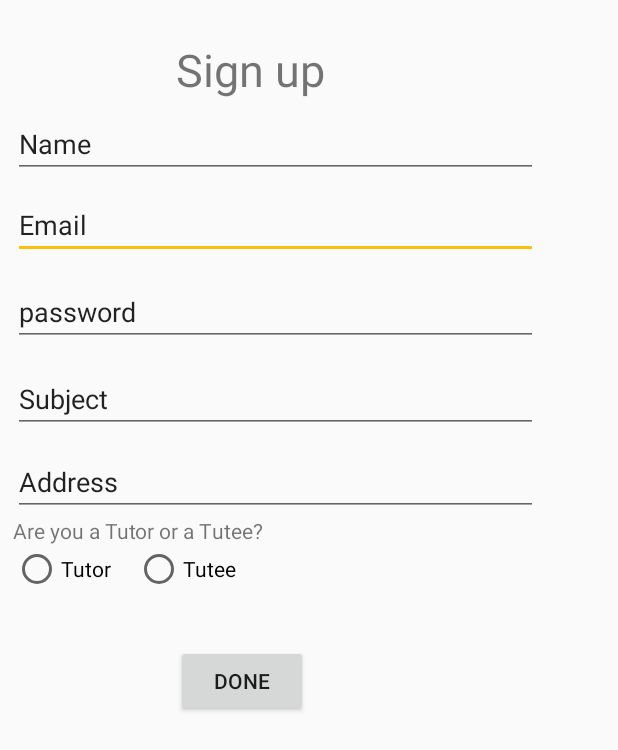
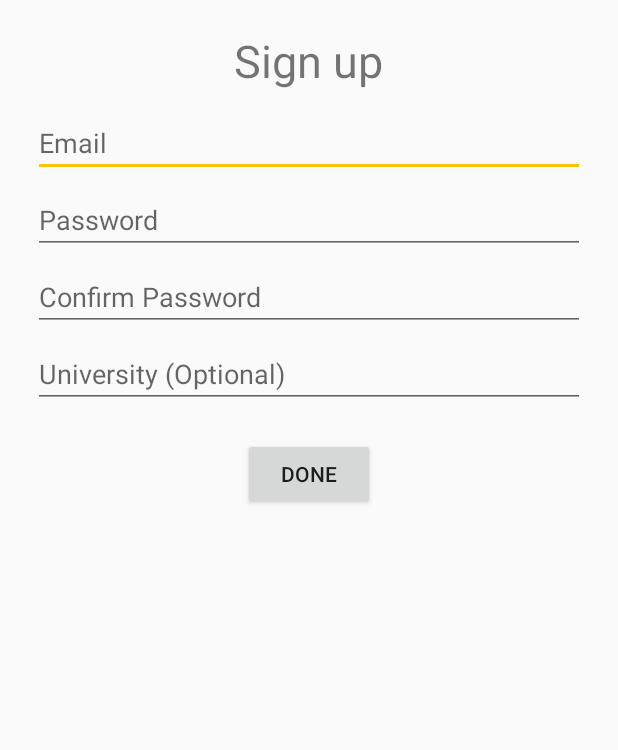
Before and after one commit to aenahr/uTutor, an Android app: the layout activity_sign_up.xml on its own in the app's theme, with its tools: preview values and no code run, on a phone screen of 412 x 824 dp. Shown: the top 750 px of the screen. Run offline under Robolectric (Android 15) with nearby library versions, the phone set to English and light mode, and no system bars.

Commit message:
Updated Sign_up and Login layouts to be more organized
Mostly ordered the layouts rather than just set margins

```diff
--- a/app/src/main/res/layout/activity_login.xml
+++ b/app/src/main/res/layout/activity_login.xml
@@ -14,26 +14,24 @@
         android:layout_height="wrap_content">
 
         <Button
-            android:id="@+id/button"
-            android:layout_width="wrap_content"
-            android:layout_height="wrap_content"
-            android:layout_alignBaseline="@+id/email_sign_in_button"
-            android:layout_alignBottom="@+id/email_sign_in_button"
-            android:layout_alignParentEnd="true"
-            android:layout_alignParentRight="true"
-            android:layout_marginEnd="17dp"
-            android:layout_marginRight="17dp"
-            android:background="@color/colorAccent"
-            android:text="@string/action_sign_up" />
-
-        <Button
-            android:id="@+id/email_sign_in_button"
+            android:id="@+id/bSignUpButton"
             android:layout_width="wrap_content"
             android:layout_height="wrap_content"
             android:layout_alignParentBottom="true"
-            android:layout_alignParentLeft="true"
             android:layout_alignParentStart="true"
-            android:background="@color/colorAccent"
+            android:layout_marginEnd="17dp"
+            android:layout_marginRight="17dp"
+            android:background="@color/colorLightPrimary"
+            android:text="@string/action_sign_up"
+            android:textStyle="bold"/>
+
+        <Button
+            android:id="@+id/bSignInButton"
+            android:layout_width="wrap_content"
+            android:layout_height="wrap_content"
+            android:layout_alignParentBottom="true"
+            android:layout_alignParentEnd="true"
+            android:background="@color/colorLightPrimary"
             android:text="@string/action_sign_in"
             android:textStyle="bold" />
 
@@ -41,10 +39,10 @@
             android:id="@+id/email"
             android:layout_width="match_parent"
             android:layout_height="wrap_content"
-            android:layout_alignParentLeft="true"
             android:layout_alignParentStart="true"
-            android:layout_centerVertical="true"
-            android:background="@color/colorAccent"
+            android:layout_below="@+id/logo"
+            android:layout_marginTop="41dp"
+            android:background="@color/colorLightPrimary"
             android:ems="10"
             android:inputType="textEmailAddress"
             android:singleLine="true"
@@ -54,11 +52,10 @@
             android:id="@+id/password"
             android:layout_width="match_parent"
             android:layout_height="wrap_content"
-            android:layout_above="@+id/button"
-            android:layout_alignParentLeft="true"
             android:layout_alignParentStart="true"
-            android:layout_marginBottom="91dp"
-            android:background="@color/colorAccent"
+            android:layout_below="@+id/email"
+            android:layout_marginTop="56dp"
+            android:background="@color/colorLightPrimary"
             android:ems="10"
             android:inputType="textPassword"
             android:text="@string/prompt_password" />
@@ -69,7 +66,8 @@
             android:layout_height="wrap_content"
             android:layout_alignParentTop="true"
             android:layout_centerHorizontal="true"
-            android:text="Login Page"
+            android:text="Login"
+            android:background="@color/colorLightPrimary"
             android:textSize="30sp"
             android:visibility="visible" />
 
@@ -87,10 +85,10 @@
             android:id="@+id/rememberme"
             android:layout_width="wrap_content"
             android:layout_height="wrap_content"
-            android:layout_above="@+id/email_sign_in_button"
-            android:layout_alignParentLeft="true"
-            android:layout_alignParentStart="true"
-            android:layout_marginBottom="32dp"
+            android:layout_alignParentEnd="true"
+            android:layout_below="@+id/password"
+            android:layout_marginTop="50dp"
+            android:background="@color/colorLightPrimary"
             android:text="@string/rememberme"
             android:textSize="12sp" />
 
@@ -98,9 +96,10 @@
             android:id="@+id/forgotpassword"
             android:layout_width="wrap_content"
             android:layout_height="wrap_content"
-            android:layout_alignEnd="@+id/button"
-            android:layout_alignRight="@+id/button"
-            android:layout_alignTop="@+id/rememberme"
+            android:layout_alignBaseline="@+id/rememberme"
+            android:layout_alignBottom="@+id/rememberme"
+            android:layout_alignParentStart="true"
+            android:background="@color/colorLightPrimary"
             android:text="Forgot your Password?" />
 
     </RelativeLayout>
--- a/app/src/main/res/layout/activity_sign_up.xml
+++ b/app/src/main/res/layout/activity_sign_up.xml
@@ -1,129 +1,86 @@
 <?xml version="1.0" encoding="utf-8"?>
-<android.support.constraint.ConstraintLayout xmlns:android="http://schemas.android.com/apk/res/android"
+<ScrollView
+
+    xmlns:android="http://schemas.android.com/apk/res/android"
     xmlns:app="http://schemas.android.com/apk/res-auto"
     xmlns:tools="http://schemas.android.com/tools"
     android:layout_width="match_parent"
     android:layout_height="match_parent">
+
+
     <RelativeLayout
-        android:layout_width="368dp"
-        android:layout_height="495dp"
+        android:layout_width="match_parent"
+        android:layout_height="wrap_content"
         tools:layout_editor_absoluteX="8dp"
-        tools:layout_editor_absoluteY="8dp">
+        tools:layout_editor_absoluteY="8dp"
+        android:layout_marginTop="20dp">
 
         <TextView
-            android:id="@+id/textView"
+            android:id="@+id/tvSignUp"
             android:layout_width="wrap_content"
             android:layout_height="wrap_content"
-            android:layout_alignParentLeft="true"
-            android:layout_alignParentStart="true"
-            android:layout_alignParentTop="true"
-            android:layout_marginLeft="117dp"
-            android:layout_marginStart="117dp"
-            android:layout_marginTop="26dp"
+            android:layout_centerHorizontal="true"
             android:text="Sign up"
             android:textSize="30sp"
             android:typeface="sans" />
+        <EditText
+            android:id="@+id/etEmail"
+            android:layout_width="match_parent"
+            android:layout_height="match_parent"
+            android:layout_below="@id/tvSignUp"
+            android:layout_marginStart="22dp"
+            android:layout_marginEnd="22dp"
+            android:layout_marginTop="12dp"
+            android:ems="10"
+            android:hint="Email"
+            android:inputType="text|textEmailAddress"
+            android:singleLine="true" />
 
         <EditText
-            android:id="@+id/editText2"
-            android:layout_width="350dp"
-            android:layout_height="40dp"
-            android:layout_below="@+id/editText7"
-            android:layout_centerHorizontal="true"
-            android:layout_marginTop="14dp"
+            android:id="@+id/etPassword"
+            android:layout_width="match_parent"
+            android:layout_height="match_parent"
+            android:layout_below="@id/etEmail"
+            android:layout_marginStart="22dp"
+            android:layout_marginEnd="22dp"
+            android:layout_marginTop="6dp"
             android:ems="10"
-            android:inputType="textEmailAddress"
-            android:singleLine="true"
-            android:text="@string/prompt_email"
-            android:textSize="18sp" />
+            android:hint="Password"
+            android:inputType="text|numberPassword"
+            android:singleLine="true" />
 
         <EditText
-            android:id="@+id/editText3"
-            android:layout_width="350dp"
-            android:layout_height="40dp"
-            android:layout_alignLeft="@+id/editText2"
-            android:layout_alignStart="@+id/editText2"
-            android:layout_below="@+id/editText2"
-            android:layout_marginTop="18dp"
+            android:id="@+id/etConfirmPassword"
+            android:layout_width="match_parent"
+            android:layout_height="match_parent"
+            android:layout_below="@id/etPassword"
+            android:layout_marginStart="22dp"
+            android:layout_marginEnd="22dp"
+            android:layout_marginTop="6dp"
             android:ems="10"
+            android:hint="Confirm Password"
             android:inputType="text|numberPassword"
-            android:singleLine="true"
-            android:text="@string/prompt_password" />
-
+            android:singleLine="true" />
         <EditText
-            android:id="@+id/editText4"
-            android:layout_width="350dp"
-            android:layout_height="40dp"
-            android:layout_alignLeft="@+id/editText3"
-            android:layout_alignStart="@+id/editText3"
-            android:layout_below="@+id/editText3"
-            android:layout_marginTop="18dp"
+            android:id="@+id/etUniversity"
+            android:layout_width="match_parent"
+            android:layout_height="match_parent"
+            android:layout_below="@id/etConfirmPassword"
+            android:layout_marginStart="22dp"
+            android:layout_marginEnd="22dp"
+            android:layout_marginTop="6dp"
             android:ems="10"
-            android:inputType="text"
-            android:text="Subject" />
-
-        <EditText
-            android:id="@+id/editText5"
-            android:layout_width="350dp"
-            android:layout_height="40dp"
-            android:layout_alignLeft="@+id/editText4"
-            android:layout_alignStart="@+id/editText4"
-            android:layout_below="@+id/editText4"
-            android:layout_marginTop="15dp"
-            android:ems="10"
-            android:inputType="textPostalAddress"
-            android:text="Address" />
-
+            android:hint="University (Optional)"
+            android:inputType="text|numberPassword"
+            android:singleLine="true" />
         <Button
             android:id="@+id/button2"
             android:layout_width="wrap_content"
             android:layout_height="wrap_content"
-            android:layout_alignLeft="@+id/textView"
             android:layout_alignParentBottom="true"
-            android:layout_alignStart="@+id/textView"
-            android:layout_marginBottom="17dp"
-            android:text="Done" />
-
-        <EditText
-            android:id="@+id/editText7"
-            android:layout_width="350dp"
-            android:layout_height="40dp"
-            android:layout_alignLeft="@+id/editText2"
-            android:layout_alignStart="@+id/editText2"
-            android:layout_below="@+id/textView"
-            android:layout_marginTop="12dp"
-            android:ems="10"
-            android:inputType="textPersonName"
-            android:text="Name" />
-
-        <TextView
-            android:id="@+id/textView3"
-            android:layout_width="wrap_content"
-            android:layout_height="wrap_content"
-            android:layout_alignLeft="@+id/editText5"
-            android:layout_alignStart="@+id/editText5"
-            android:layout_below="@+id/editText5"
-            android:text="Are you a Tutor or a Tutee?" />
-
-        <RadioButton
-            android:id="@+id/radioButton2"
-            android:layout_width="wrap_content"
-            android:layout_height="wrap_content"
-            android:layout_alignLeft="@+id/textView3"
-            android:layout_alignStart="@+id/textView3"
-            android:layout_below="@+id/textView3"
-            android:text="Tutor" />
-
-        <RadioButton
-            android:id="@+id/radioButton3"
-            android:layout_width="wrap_content"
-            android:layout_height="wrap_content"
-            android:layout_alignEnd="@+id/textView3"
-            android:layout_alignRight="@+id/textView3"
-            android:layout_below="@+id/textView3"
-            android:layout_marginEnd="17dp"
-            android:layout_marginRight="17dp"
-            android:text="Tutee" />
-
+            android:layout_below="@id/etUniversity"
+            android:layout_centerHorizontal="true"
+            android:layout_marginTop="20dp"
+            android:text="Done"/>
     </RelativeLayout>
-</android.support.constraint.ConstraintLayout>
+</ScrollView>
```
